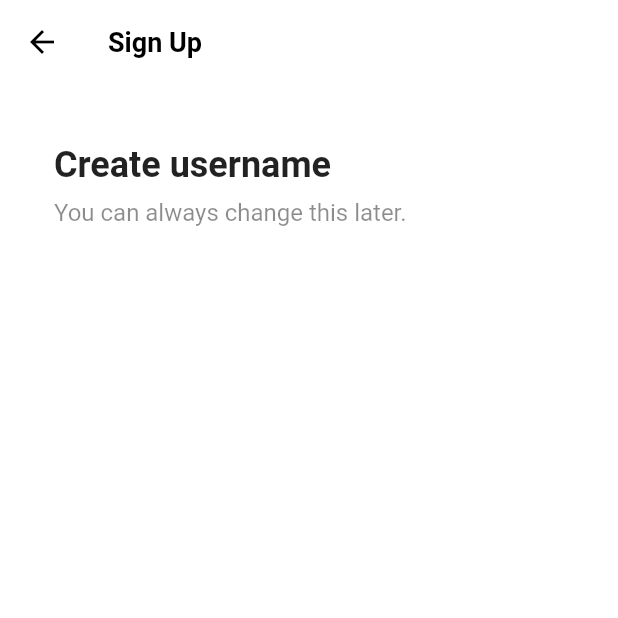
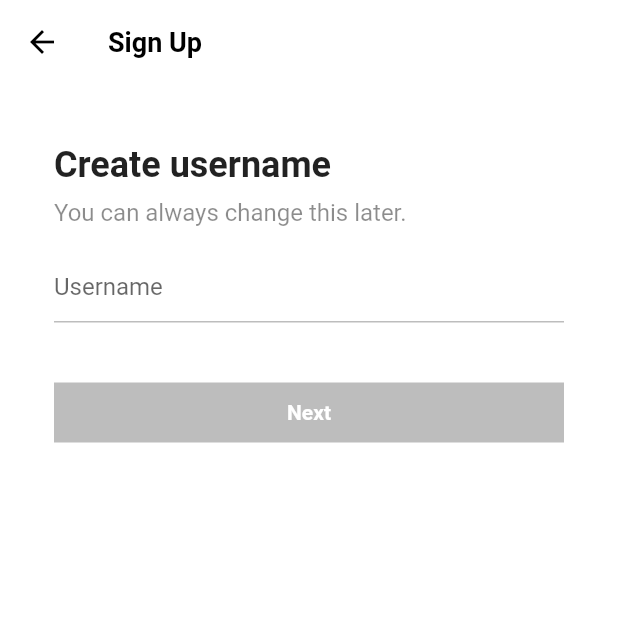
Before and after one commit to smart23033/tiktok_clone, a Flutter app: the screen it shows after launch, after a tap on "Use email & password", on a phone screen of 412 x 824 dp, the top half of it. Run offline on Flutter 3.47's test engine with Material 2 defaults, Android fonts, the phone set to English and light mode, and no system bars; our stand-ins replace font_awesome_flutter.

Commit message:
회원가입 부분 유저네임 받고 이름 입력시 버튼 활성화 추가!

```diff
--- a/lib/features/authenication/email_screen.dart
+++ /dev/null
@@ -1,45 +0,0 @@
-import 'package:flutter/material.dart';
-
-import '../../constants/gaps.dart';
-import '../../constants/sizes.dart';
-
-class EmailScreen extends StatelessWidget {
-  const EmailScreen({super.key});
-
-  @override
-  Widget build(BuildContext context) {
-    return Scaffold(
-      appBar: AppBar(
-        title: const Text(
-          'Sign Up',
-        ),
-      ),
-      body: Padding(
-        padding: const EdgeInsets.symmetric(
-          horizontal: Sizes.size36,
-        ),
-        child: Column(
-          crossAxisAlignment: CrossAxisAlignment.start,
-          children: const [
-            Gaps.v40,
-            Text(
-              'Create username',
-              style: TextStyle(
-                fontSize: Sizes.size24,
-                fontWeight: FontWeight.w700,
-              ),
-            ),
-            Gaps.v8,
-            Text(
-              "You can always change this later.",
-              style: TextStyle(
-                fontSize: Sizes.size16,
-                color: Colors.black45,
-              ),
-            ),
-          ],
-        ),
-      ),
-    );
-  }
-}
--- a/lib/features/authenication/sign_up_screen.dart
+++ b/lib/features/authenication/sign_up_screen.dart
@@ -1,6 +1,6 @@
 import 'package:flutter/material.dart';
 import 'package:font_awesome_flutter/font_awesome_flutter.dart';
-import 'package:tiktok_clone/features/authenication/email_screen.dart';
+import 'package:tiktok_clone/features/authenication/username_screen.dart';
 import 'package:tiktok_clone/features/authenication/widgets/auth_button.dart';
 import 'package:tiktok_clone/features/authenication/login_screen.dart';
 
@@ -18,7 +18,7 @@ class SignUpScreen extends StatelessWidget {
 
   void _onEmailTap(BuildContext context) {
     Navigator.of(context).push(MaterialPageRoute(
-      builder: (context) => const EmailScreen(),
+      builder: (context) => const UsernameScreen(),
     ));
   }
 
--- a/lib/features/authenication/username_screen.dart
+++ b/lib/features/authenication/username_screen.dart
@@ -0,0 +1,106 @@
+import 'package:flutter/material.dart';
+import '../../constants/gaps.dart';
+import '../../constants/sizes.dart';
+
+class UsernameScreen extends StatefulWidget {
+  const UsernameScreen({super.key});
+
+  @override
+  State<UsernameScreen> createState() => _UsernameScreenState();
+}
+
+class _UsernameScreenState extends State<UsernameScreen> {
+  final TextEditingController _usernameController = TextEditingController();
+
+  String _username = "";
+
+  @override
+  void initState() {
+    super.initState();
+    _usernameController.addListener(() {
+      setState(() {
+        _username = _usernameController.text;
+      });
+    });
+  }
+
+  @override
+  Widget build(BuildContext context) {
+    return Scaffold(
+      appBar: AppBar(
+        title: const Text(
+          'Sign Up',
+        ),
+      ),
+      body: Padding(
+        padding: const EdgeInsets.symmetric(
+          horizontal: Sizes.size36,
+        ),
+        child: Column(
+          crossAxisAlignment: CrossAxisAlignment.start,
+          children: [
+            Gaps.v40,
+            const Text(
+              'Create username',
+              style: TextStyle(
+                fontSize: Sizes.size24,
+                fontWeight: FontWeight.w700,
+              ),
+            ),
+            Gaps.v8,
+            const Text(
+              "You can always change this later.",
+              style: TextStyle(
+                fontSize: Sizes.size16,
+                color: Colors.black45,
+              ),
+            ),
+            Gaps.v16,
+            TextField(
+              controller: _usernameController,
+              decoration: InputDecoration(
+                hintText: 'Username',
+                enabledBorder: UnderlineInputBorder(
+                  borderSide: BorderSide(
+                    color: Colors.grey.shade400,
+                  ),
+                ),
+                focusedBorder: UnderlineInputBorder(
+                  borderSide: BorderSide(
+                    color: Colors.grey.shade400,
+                  ),
+                ),
+              ),
+              cursorColor: Theme.of(context).primaryColor,
+            ),
+            Gaps.v40,
+            FractionallySizedBox(
+              widthFactor: 1,
+              child: AnimatedContainer(
+                curve: Curves.easeInOut,
+                duration: const Duration(milliseconds: 200),
+                padding: const EdgeInsets.symmetric(
+                  vertical: Sizes.size12,
+                  horizontal: Sizes.size16,
+                ),
+                decoration: BoxDecoration(
+                  color: _username.isEmpty
+                      ? Colors.grey.shade400
+                      : Theme.of(context).primaryColor,
+                ),
+                child: const Text(
+                  'Next',
+                  textAlign: TextAlign.center,
+                  style: TextStyle(
+                    color: Colors.white,
+                    fontWeight: FontWeight.w600,
+                  ),
+                ),
+              ),
+            )
+          ],
+        ),
+      ),
+    );
+  }
+}
```
